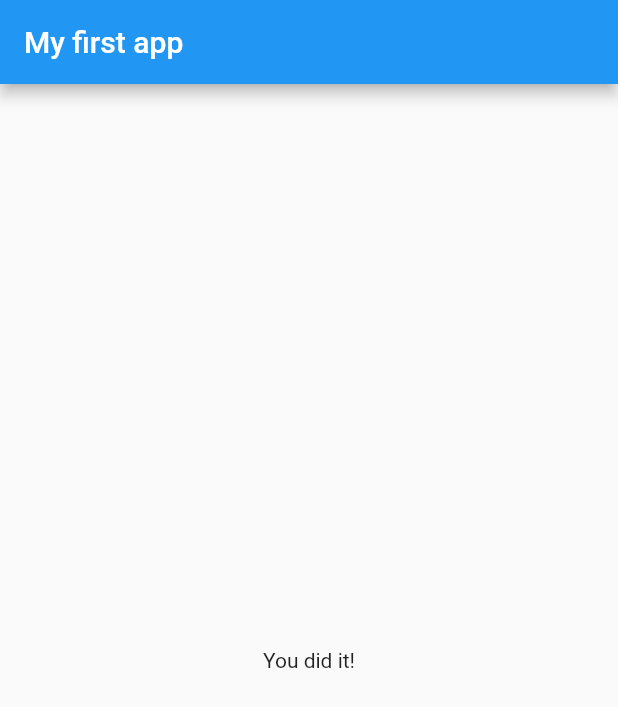
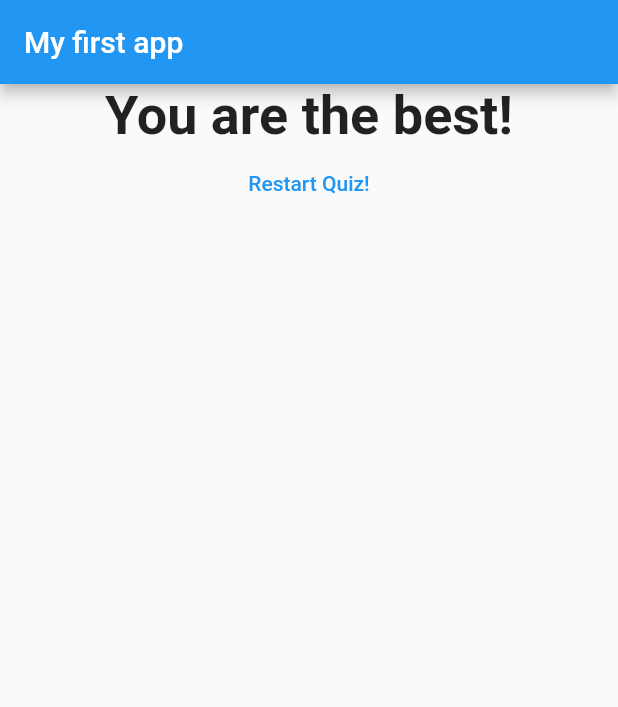
Before and after one commit to kutscherma/quiz_app, a Flutter app: the screen it shows after launch, after a tap on "blue", after a tap on "dog", after a tap on "Metallica", on a phone screen of 412 x 824 dp. Shown: the top 707 px of the screen. Run offline on Flutter 3.47's test engine with Material 2 defaults, Android fonts, the phone set to English and light mode, and no system bars.

Commit message:
Finished App

```diff
--- a/lib/main.dart
+++ b/lib/main.dart
@@ -24,30 +24,58 @@ class MyApp extends StatefulWidget {
 //Class with the state of thw Widgets
 //It is connected with the class "MyApp" to load a news state if data changes
 class _MyAppState extends State<MyApp> {
-  var _questions = [
-    {
-      'questionText': 'What\'s your favorite color?',
-      'answers': ['blue', 'black', 'white', 'green']
-    },
-    {
-      'questionText': 'What\'s your favorite animal?',
-      'answers': ['sheep', 'dog', 'cat', 'elephant']
-    },
-    {
-      'questionText': 'What\'s your favorite Band?',
-      'answers': ['Nirvana', 'Pearl Jam', 'Metallica', 'The Killers']
-    },
-  ];
 
   var _questionsIndex = 0;
+  var _totalScore = 0;
 
-  void _answerQuestion() {
+  void _resetQuiz() {
+    setState(() {
+      _questionsIndex = 0;
+      _totalScore = 0;
+    });
+  }
+
+  void _answerQuestion(int score) {
     //setState() method tells flutter to re-run the build() method of the Widget in which you call setState()
     //because data has changed
+    _totalScore += score;
+
     setState(() {
       _questionsIndex = _questionsIndex + 1;
     });
   }
+
+  var _questions = [
+    {
+      'questionText': 'What\'s your favorite color?',
+      'answers': [
+        {'text': 'blue', 'score': 10},
+        {'text': 'black', 'score': 5},
+        {'text': 'white', 'score': 1},
+        {'text': 'green', 'score': 15}
+      ]
+    },
+    {
+      'questionText': 'What\'s your favorite animal?',
+      'answers': [
+        {'text': 'sheep', 'score': 10},
+        {'text': 'dog', 'score': 15},
+        {'text': 'cat', 'score': 20},
+        {'text': 'elephant', 'score': 25}
+      ]
+    },
+    {
+      'questionText': 'What\'s your favorite Band?',
+      'answers': [
+        {'text': 'Nirvana', 'score': 10},
+        {'text': 'Pearl Jam', 'score': 15},
+        {'text': 'Metallica', 'score': 30},
+        {'text': 'The Killers', 'score': 5}
+      ]
+    },
+  ];
+
+
 
   @override
   Widget build(BuildContext context) {
@@ -62,8 +90,7 @@ class _MyAppState extends State<MyApp> {
                   answerQuestion: _answerQuestion,
                   questionIndex: _questionsIndex,
                 )
-            : Result()
-      ),
+              : Result(_totalScore, _resetQuiz)),
     );
   }
 }
--- a/lib/quiz.dart
+++ b/lib/quiz.dart
@@ -15,9 +15,9 @@ class Quiz extends StatelessWidget {
     return Column(
       children: [
         Question(questions[questionIndex]['questionText']),
-        ...(questions[questionIndex]['answers'] as List<String>)
+        ...(questions[questionIndex]['answers'] as List<Map>)
             .map((answer) {
-          return Answer(answerQuestion, answer);
+          return Answer(() => answerQuestion(answer['score']), answer['text']);
         }).toList()
       ],
     );
--- a/lib/result.dart
+++ b/lib/result.dart
@@ -1,10 +1,38 @@
 import 'package:flutter/material.dart';
 
 class Result extends StatelessWidget {
+  final int finalScore;
+  final Function resetQuiz;
+
+  Result(this.finalScore, this.resetQuiz);
+
+  String get resultPhrase {
+    String resultText;
+
+    if (finalScore < 20) {
+      resultText = 'You are strange';
+    } else if (finalScore < 35) {
+      resultText = 'You are awesome!';
+    } else {
+      resultText = 'You are the best!';
+    }
+
+    return resultText;
+  }
+
   @override
   Widget build(BuildContext context) {
     return Center(
-      child: Text('You did it!'),
+      child: Column(
+        children: [
+          Text(
+            resultPhrase,
+            style: TextStyle(fontSize: 36, fontWeight: FontWeight.bold),
+            textAlign: TextAlign.center,
+          ),
+          FlatButton(onPressed: resetQuiz, child: Text('Restart Quiz!'), textColor: Colors.blue,)
+        ],
+      ),
     );
   }
 }
```
Also changed, not shown: 23 other files. Lines whose indentation alone changed are shown as unchanged.
